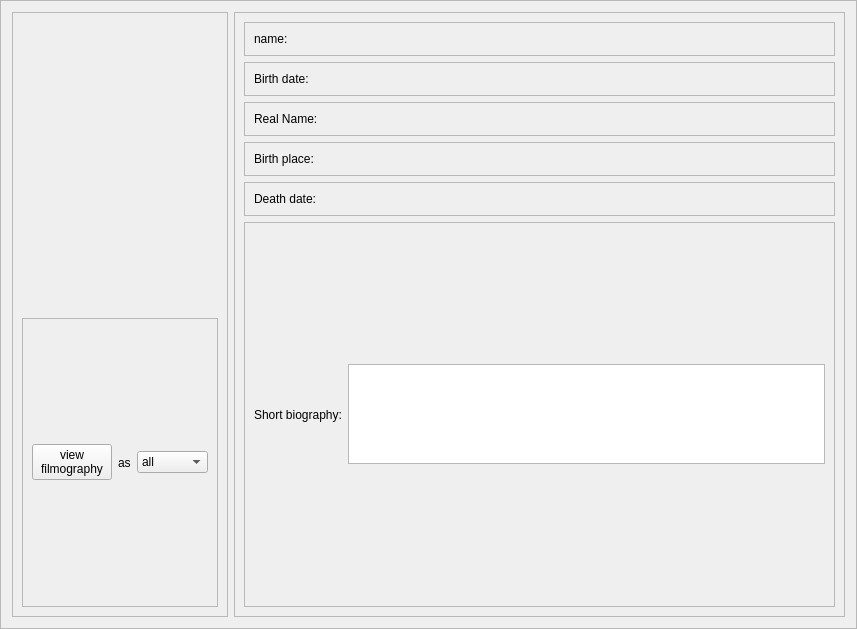
This is weboob/applications/qcineoob/ui/person.ui in laurentb/weboob as Qt 5 draws it before an edit. The edited form follows.
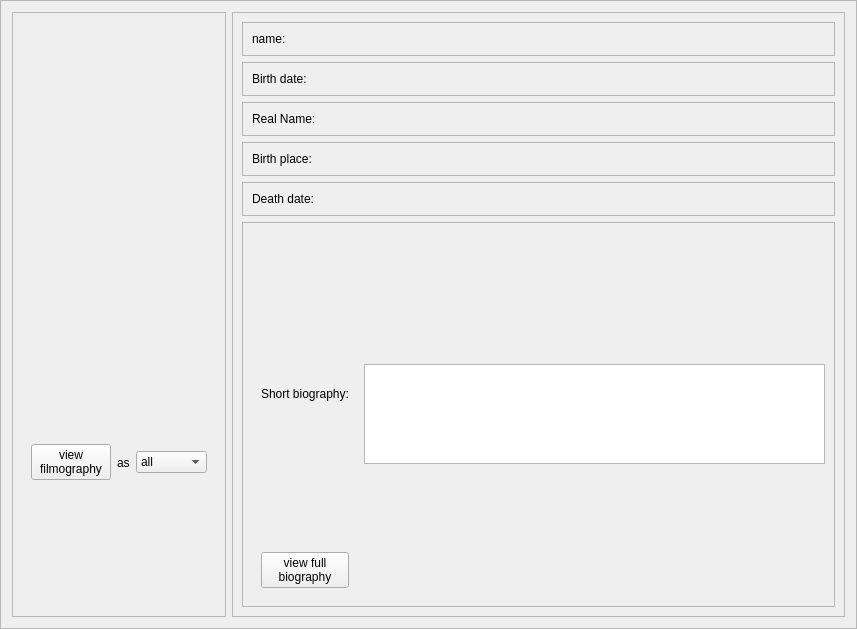
This is the edited form.

Commit message: [qcineoob] movie releases and person biography integrated

Patch:
```diff
--- a/weboob/applications/qcineoob/ui/person.ui
+++ b/weboob/applications/qcineoob/ui/person.ui
@@ -39,7 +39,7 @@
       <item>
        <widget class="QFrame" name="frame_12">
         <property name="frameShape">
-         <enum>QFrame::StyledPanel</enum>
+         <enum>QFrame::NoFrame</enum>
         </property>
         <property name="frameShadow">
          <enum>QFrame::Raised</enum>
@@ -234,10 +234,30 @@
         </property>
         <layout class="QHBoxLayout" name="horizontalLayout_8">
          <item>
-          <widget class="QLabel" name="label_8">
-           <property name="text">
-            <string>Short biography:</string>
+          <widget class="QFrame" name="frame_5">
+           <property name="frameShape">
+            <enum>QFrame::NoFrame</enum>
            </property>
+           <property name="frameShadow">
+            <enum>QFrame::Raised</enum>
+           </property>
+           <layout class="QVBoxLayout" name="verticalLayout_3">
+            <item>
+             <widget class="QLabel" name="biographyLabel">
+              <property name="text">
+               <string>Short biography:</string>
+              </property>
+             </widget>
+            </item>
+            <item>
+             <widget class="QPushButton" name="biographyButton">
+              <property name="text">
+               <string>view full
+biography</string>
+              </property>
+             </widget>
+            </item>
+           </layout>
           </widget>
          </item>
          <item>
```
Left out of the diff: 3 changed lines with no effect on the pictures. The commit also changes 6 other files.
